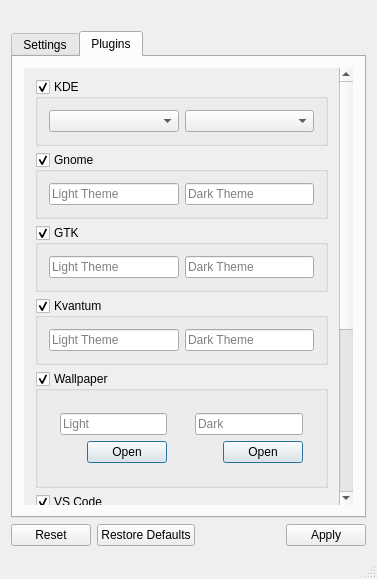
The window that src/ui/mainwindow.ui (l0drex/Yin-Yang) describes before a commit, drawn with Qt 5.
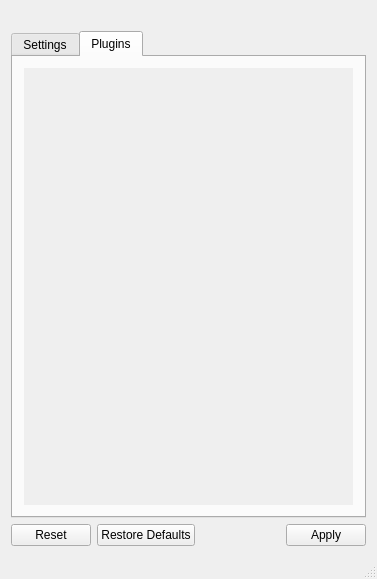
The same window after the commit. The open tabs and pages were chosen to show the change. Icons and pictures are not drawn.

The edit to the form file:
```diff
--- a/src/ui/mainwindow.ui
+++ b/src/ui/mainwindow.ui
@@ -251,288 +251,11 @@
             <rect>
              <x>0</x>
              <y>0</y>
-             <width>324</width>
-             <height>786</height>
+             <width>345</width>
+             <height>357</height>
             </rect>
            </property>
-           <layout class="QVBoxLayout" name="verticalLayout">
-            <item>
-             <widget class="QGroupBox" name="groupKde">
-              <property name="title">
-               <string>KDE</string>
-              </property>
-              <property name="checkable">
-               <bool>true</bool>
-              </property>
-              <layout class="QHBoxLayout" name="horizontalLayout_9">
-               <item>
-                <widget class="QComboBox" name="kde_light"/>
-               </item>
-               <item>
-                <widget class="QComboBox" name="kde_dark"/>
-               </item>
-              </layout>
-             </widget>
-            </item>
-            <item>
-             <widget class="QGroupBox" name="groupGnome">
-              <property name="title">
-               <string>Gnome</string>
-              </property>
-              <property name="checkable">
-               <bool>true</bool>
-              </property>
-              <layout class="QHBoxLayout" name="horizontalLayout_2">
-               <item>
-                <widget class="QLineEdit" name="gnome_light">
-                 <property name="placeholderText">
-                  <string>Light Theme</string>
-                 </property>
-                </widget>
-               </item>
-               <item>
-                <widget class="QLineEdit" name="gnome_dark">
-                 <property name="placeholderText">
-                  <string>Dark Theme</string>
-                 </property>
-                </widget>
-               </item>
-              </layout>
-             </widget>
-            </item>
-            <item>
-             <widget class="QGroupBox" name="groupGtk">
-              <property name="title">
-               <string>GTK</string>
-              </property>
-              <property name="checkable">
-               <bool>true</bool>
-              </property>
-              <property name="checked">
-               <bool>true</bool>
-              </property>
-              <layout class="QHBoxLayout" name="horizontalLayout_5">
-               <item>
-                <widget class="QLineEdit" name="gtk_light">
-                 <property name="text">
-                  <string/>
-                 </property>
-                 <property name="placeholderText">
-                  <string>Light Theme</string>
-                 </property>
-                </widget>
-               </item>
-               <item>
-                <widget class="QLineEdit" name="gtk_dark">
-                 <property name="text">
-                  <string/>
-                 </property>
-                 <property name="placeholderText">
-                  <string>Dark Theme</string>
-                 </property>
-                </widget>
-               </item>
-              </layout>
-             </widget>
-            </item>
-            <item>
-             <widget class="QGroupBox" name="groupKvantum">
-              <property name="title">
-               <string>Kvantum</string>
-              </property>
-              <property name="checkable">
-               <bool>true</bool>
-              </property>
-              <layout class="QHBoxLayout" name="horizontalLayout_4">
-               <item>
-                <widget class="QLineEdit" name="kvantum_light">
-                 <property name="text">
-                  <string/>
-                 </property>
-                 <property name="placeholderText">
-                  <string>Light Theme</string>
-                 </property>
-                </widget>
-               </item>
-               <item>
-                <widget class="QLineEdit" name="kvantum_dark">
-                 <property name="placeholderText">
-                  <string>Dark Theme</string>
-                 </property>
-                </widget>
-               </item>
-              </layout>
-             </widget>
-            </item>
-            <item>
-             <widget class="QGroupBox" name="groupWallpaper">
-              <property name="toolTip">
-               <string>Change the wallpaper depending on the theme</string>
-              </property>
-              <property name="title">
-               <string>Wallpaper</string>
-              </property>
-              <property name="checkable">
-               <bool>true</bool>
-              </property>
-              <layout class="QHBoxLayout" name="horizontalLayout_7">
-               <item>
-                <widget class="QWidget" name="wallpaper_light_group" native="true">
-                 <layout class="QVBoxLayout" name="verticalLayout_9">
-                  <item>
-                   <widget class="QLineEdit" name="wallpaper_light">
-                    <property name="text">
-                     <string/>
-                    </property>
-                    <property name="placeholderText">
-                     <string>Light</string>
-                    </property>
-                   </widget>
-                  </item>
-                  <item>
-                   <widget class="QDialogButtonBox" name="wallpaper_light_open">
-                    <property name="standardButtons">
-                     <set>QDialogButtonBox::Open</set>
-                    </property>
-                   </widget>
-                  </item>
-                 </layout>
-                </widget>
-               </item>
-               <item>
-                <widget class="QWidget" name="wallpaper_dark_group" native="true">
-                 <layout class="QVBoxLayout" name="verticalLayout_10">
-                  <item>
-                   <widget class="QLineEdit" name="wallpaper_dark">
-                    <property name="placeholderText">
-                     <string>Dark</string>
-                    </property>
-                   </widget>
-                  </item>
-                  <item>
-                   <widget class="QDialogButtonBox" name="wallpaper_dark_open">
-                    <property name="standardButtons">
-                     <set>QDialogButtonBox::Open</set>
-                    </property>
-                   </widget>
-                  </item>
-                 </layout>
-                </widget>
-               </item>
-              </layout>
-             </widget>
-            </item>
-            <item>
-             <widget class="QGroupBox" name="groupVscode">
-              <property name="title">
-               <string>VS Code</string>
-              </property>
-              <property name="checkable">
-               <bool>true</bool>
-              </property>
-              <layout class="QHBoxLayout" name="horizontalLayout">
-               <item>
-                <widget class="QLineEdit" name="code_light">
-                 <property name="placeholderText">
-                  <string>Light Theme</string>
-                 </property>
-                </widget>
-               </item>
-               <item>
-                <widget class="QLineEdit" name="code_dark">
-                 <property name="placeholderText">
-                  <string>Dark Theme</string>
-                 </property>
-                </widget>
-               </item>
-              </layout>
-             </widget>
-            </item>
-            <item>
-             <widget class="QGroupBox" name="groupAtom">
-              <property name="title">
-               <string>Atom</string>
-              </property>
-              <property name="checkable">
-               <bool>true</bool>
-              </property>
-              <layout class="QHBoxLayout" name="horizontalLayout_8">
-               <item>
-                <widget class="QLineEdit" name="atom_light">
-                 <property name="placeholderText">
-                  <string>Light Theme</string>
-                 </property>
-                </widget>
-               </item>
-               <item>
-                <widget class="QLineEdit" name="atom_dark">
-                 <property name="placeholderText">
-                  <string>Dark Theme</string>
-                 </property>
-                </widget>
-               </item>
-              </layout>
-             </widget>
-            </item>
-            <item>
-             <widget class="QGroupBox" name="groupUsb">
-              <property name="toolTip">
-               <string>Change the power state of a usb port. Useful when you have a light connected</string>
-              </property>
-              <property name="title">
-               <string>USB</string>
-              </property>
-              <property name="checkable">
-               <bool>true</bool>
-              </property>
-              <layout class="QHBoxLayout" name="horizontalLayout_3">
-               <item>
-                <widget class="QCheckBox" name="usb_light">
-                 <property name="text">
-                  <string>power when light</string>
-                 </property>
-                </widget>
-               </item>
-               <item>
-                <widget class="QCheckBox" name="usb_dark">
-                 <property name="text">
-                  <string>power when dark</string>
-                 </property>
-                </widget>
-               </item>
-              </layout>
-             </widget>
-            </item>
-            <item>
-             <widget class="QGroupBox" name="groupKonsole">
-              <property name="title">
-               <string>Konsole</string>
-              </property>
-              <property name="checkable">
-               <bool>true</bool>
-              </property>
-              <property name="checked">
-               <bool>true</bool>
-              </property>
-              <layout class="QHBoxLayout" name="horizontalLayout_6">
-               <item>
-                <widget class="QLineEdit" name="lineEdit">
-                 <property name="placeholderText">
-                  <string>Light Theme</string>
-                 </property>
-                </widget>
-               </item>
-               <item>
-                <widget class="QLineEdit" name="lineEdit_2">
-                 <property name="placeholderText">
-                  <string>Dark Theme</string>
-                 </property>
-                </widget>
-               </item>
-              </layout>
-             </widget>
-            </item>
-           </layout>
+           <layout class="QVBoxLayout" name="verticalLayout"/>
           </widget>
          </widget>
         </item>
```
Left out of the diff: 2 changed lines with no effect on the pictures.
